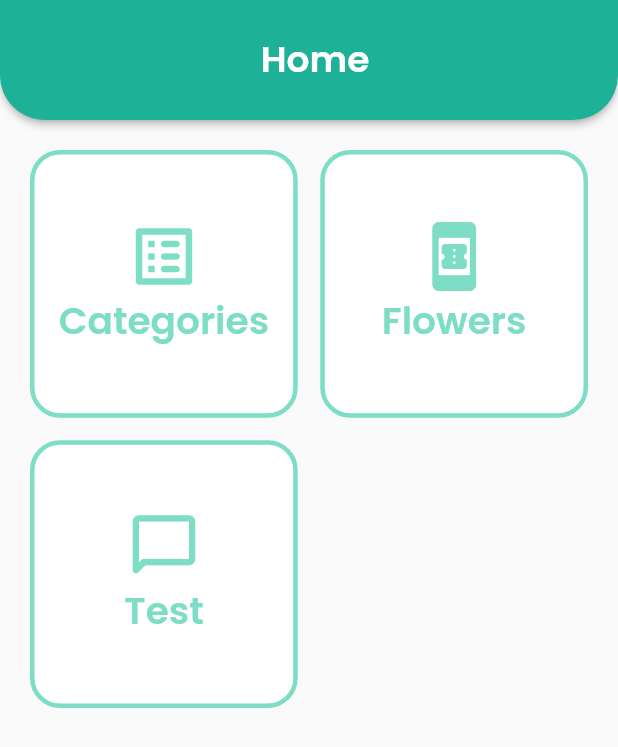
After one commit to samaratungajs/flower-app-flutter, a Flutter app: the ClientDashboard screen opened directly, on a phone screen of 412 x 824 dp. The commit adds this screen. Shown: the top 747 px of the screen. Run offline on Flutter 3.47's test engine with Material 2 defaults, Android fonts, the phone set to English and light mode, and no system bars; our stand-ins replace cached_network_image, cloud_firestore, firebase_core, firebase_storage, flutter_svg, image_picker; accounts and stored records are empty; network calls fail.

Commit message:
Add ccategoryy list and view

```diff
--- /dev/null
+++ b/lib/screens/client/client_dashboard.dart
@@ -0,0 +1,84 @@
+import 'package:crud_app/screens/admin/category/admin_home.dart';
+import 'package:crud_app/screens/admin/category/app_bar.dart';
+import 'package:crud_app/screens/client/categories/category_list.dart';
+import 'package:flutter/material.dart';
+
+class ClientDashboard extends StatelessWidget {
+  const ClientDashboard ({ Key? key }) : super(key: key);
+
+  @override
+  Widget build(BuildContext context) {
+    return Scaffold(
+      appBar: AppBar(
+          elevation: 2,
+          shape: RoundedRectangleBorder(
+            borderRadius: BorderRadius.vertical(
+              bottom: Radius.circular(30),
+            ),
+          ),
+          toolbarHeight: 80,
+          centerTitle: true,
+          backgroundColor: Color.fromARGB(255, 29, 177, 152),
+          title: const AppBarTitle(
+            sectionName: "Home",
+
+          ),
+        ),
+        body: Container(
+          padding:EdgeInsets.all(20),
+        child: GridView(
+          children: [
+            GestureDetector(
+              onTap: () => Navigator.of(context)
+                .push(MaterialPageRoute(builder: (context) => Categories())),
+              child: Container(
+                decoration: BoxDecoration(border:Border.all(width: 3.0,color: Color.fromARGB(148, 31, 196, 155)) ,borderRadius: BorderRadius.circular(20), color: Colors.white),
+                child: Column(
+                  mainAxisAlignment: MainAxisAlignment.center,
+                  children: [
+                    Icon(Icons.list_alt_rounded, size: 50, color: Color.fromARGB(148, 31, 196, 155),),
+                    Text("Categories", style: TextStyle(color: Color.fromARGB(148, 31, 196, 155), fontSize:25,fontWeight: FontWeight.bold,)
+                    ),
+                  ],
+                ),
+              ),
+            ),
+
+            GestureDetector(
+              // onTap: () => Navigator.of(context)
+              //   .push(MaterialPageRoute(builder: (context) => AdminHome())),
+              child: Container(
+                decoration: BoxDecoration(border:Border.all(width: 3.0,color: Color.fromARGB(148, 31, 196, 155)), borderRadius: BorderRadius.circular(20), color: Colors.white),
+                child: Column(
+                  mainAxisAlignment: MainAxisAlignment.center,
+                  children: [
+                    Icon(Icons.book_online_rounded, size: 50, color:Color.fromARGB(148, 31, 196, 155),),
+                    Text("Flowers", style: TextStyle(color: Color.fromARGB(148, 31, 196, 155), fontSize:25,fontWeight: FontWeight.bold,)
+                    ),
+                  ],
+                ),
+              ),
+            ),
+
+            GestureDetector(
+              // onTap: () => Navigator.of(context)
+              //   .push(MaterialPageRoute(builder: (context) => AdminHome())),
+              child: Container(
+                decoration: BoxDecoration(border:Border.all(width: 3.0,color: Color.fromARGB(148, 31, 196, 155)), borderRadius: BorderRadius.circular(20), color: Colors.white),
+                child: Column(
+                  mainAxisAlignment: MainAxisAlignment.center,
+                  children: [
+                    Icon(Icons.chat_bubble_outline_rounded, size: 50, color: Color.fromARGB(148, 31, 196, 155),),
+                    Text("Test", style: TextStyle(color: Color.fromARGB(148, 31, 196, 155), fontSize:25,fontWeight: FontWeight.bold,)
+                    ),
+                  ],
+                ),
+              ),
+            ),
+          ],
+          gridDelegate: SliverGridDelegateWithFixedCrossAxisCount(crossAxisCount: 2,mainAxisSpacing:15,crossAxisSpacing: 15 ),
+        ),
+        ),
+    );
+  }
+}
```
Also changed, not shown: lib/screens/client/DB_model/database.dart (added, +26 -0 lines), lib/screens/client/categories/category_item.dart (added, +139 -0 lines), lib/screens/client/categories/category_list.dart (added, +141 -0 lines), lib/screens/client/categories/view_category.dart (added, +120 -0 lines), lib/screens/login_form.dart (+10 -1 lines).
